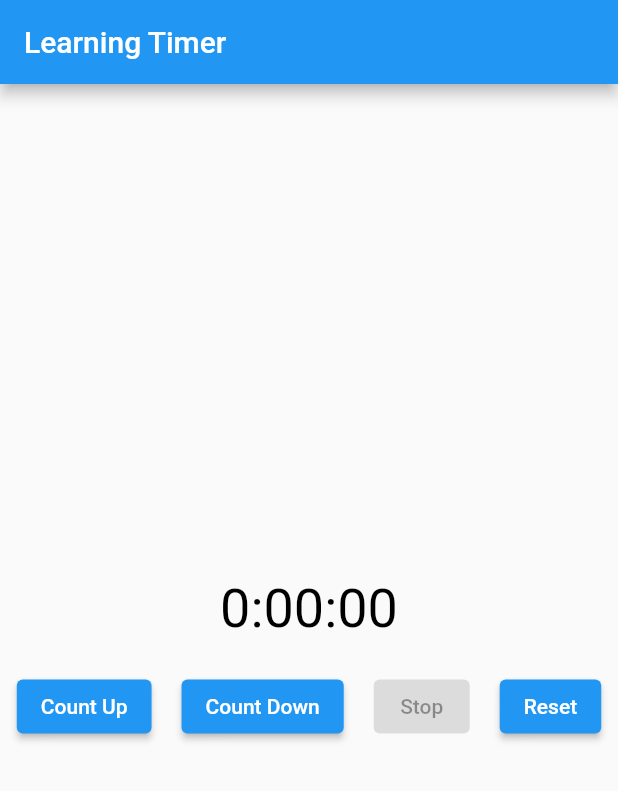
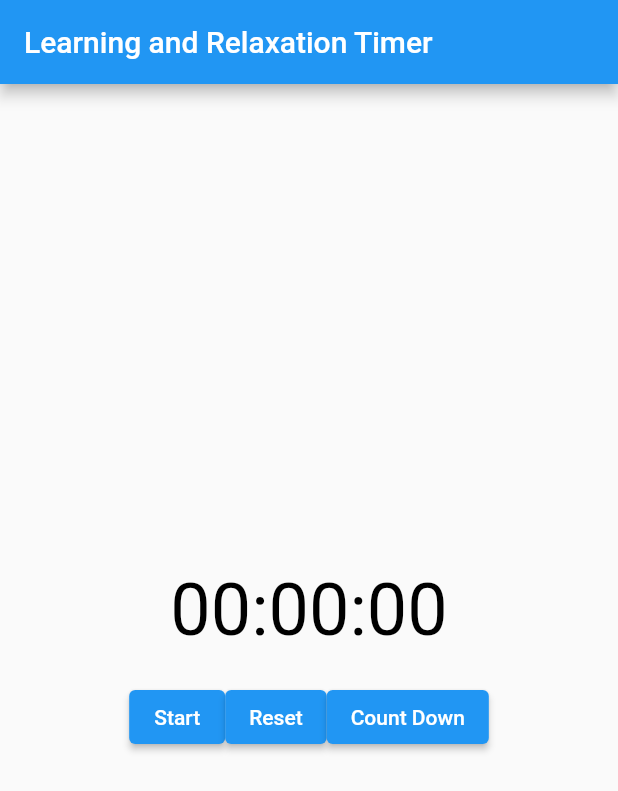
Before and after one commit to KiraResari/learning-timer, a Flutter app: the screen it shows after launch, on a phone screen of 412 x 824 dp. Shown: the top 791 px of the screen. Run offline on Flutter 3.47's test engine with Material 2 defaults, Android fonts, the phone set to English and light mode, and no system bars.

Commit message:
FlutterBard Round 1

```diff
--- /dev/null
+++ b/lib/flutter_bard_learning_timer.dart
@@ -0,0 +1,115 @@
+import 'dart:async';
+
+import 'package:flutter/material.dart';
+
+class FlutterBardLearningTimer extends StatefulWidget {
+  @override
+  _FlutterBardLearningTimerState createState() => _FlutterBardLearningTimerState();
+}
+
+class _FlutterBardLearningTimerState extends State<FlutterBardLearningTimer> {
+  Timer? _timer;
+  int _currentValue = 0;
+  bool _isCountingUp = true;
+
+  void _startTimer(int value) {
+    setState(() {
+      _currentValue = value;
+      _isCountingUp = true;
+    });
+
+    if (_timer != null) {
+      _timer!.cancel();
+    }
+
+    _timer = Timer.periodic(const Duration(seconds: 1), (timer) {
+      setState(() {
+        if (_isCountingUp) {
+          _currentValue++;
+        } else {
+          _currentValue--;
+        }
+      });
+    });
+  }
+
+  void _stopTimer() {
+    if (_timer != null) {
+      _timer!.cancel();
+    }
+  }
+
+  void _resetTimer() {
+    setState(() {
+      _currentValue = 0;
+      _isCountingUp = true;
+      _timer = null;
+    });
+  }
+
+  @override
+  Widget build(BuildContext context) {
+    return MaterialApp(
+      home: Scaffold(
+        appBar: AppBar(
+          title: Text('Learning and Relaxation Timer'),
+        ),
+        body: Center(
+          child: Column(
+            mainAxisAlignment: MainAxisAlignment.center,
+            children: [
+              Text(
+                "${_currentValue.toString().padLeft(2, '0')}:00:00",
+                style: TextStyle(
+                  fontSize: 48,
+                  color: _currentValue >= 0 ? Colors.black : Colors.red,
+                ),
+              ),
+              SizedBox(height: 20.0),
+              _buildButtons(),
+            ],
+          ),
+        ),
+      ),
+    );
+  }
+
+  Widget _buildButtons() {
+    List<Widget> buttons = [];
+
+    if (_timer == null) {
+      buttons.add(_buildButton('Start', _startTimer));
+    } else {
+      buttons.add(_buildButton('Stop', _stopTimer));
+    }
+
+    buttons.add(_buildButton('Reset', _resetTimer));
+
+    if (_isCountingUp) {
+      buttons.add(_buildButton('Count Down', () {
+        setState(() {
+          _isCountingUp = false;
+          _timer!.cancel();
+          _startTimer(_currentValue);
+        });
+      }));
+    } else {
+      buttons.add(_buildButton('Count Up', () {
+        setState(() {
+          _isCountingUp = true;
+          _timer!.cancel();
+          _startTimer(_currentValue);
+        });
+      }));
+    }
+
+    return Row(mainAxisAlignment: MainAxisAlignment.center, children: buttons);
+  }
+
+  Widget _buildButton(String text, Function onPressed) {
+    return ElevatedButton(
+      onPressed: () => onPressed,
+      child: Text(text),
+    );
+  }
+}
--- a/lib/main.dart
+++ b/lib/main.dart
@@ -2,6 +2,7 @@ import 'package:flutter/material.dart';
 
 import 'bard_learning_timer.dart';
 import 'chat_gpt_learning_timer.dart';
+import 'flutter_bard_learning_timer.dart';
 
 void main() {
   runApp(const MyApp());
@@ -17,7 +18,7 @@ class MyApp extends StatelessWidget {
       theme: ThemeData(
         primarySwatch: Colors.blue,
       ),
-      home: ChatGptLearningTimer(),
+      home: FlutterBardLearningTimer(),
     );
   }
 }
```
Also changed, not shown: 2 other files.
